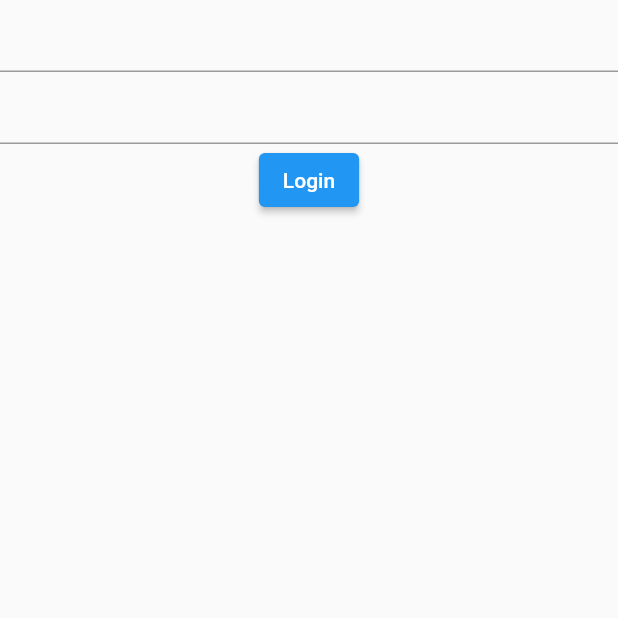
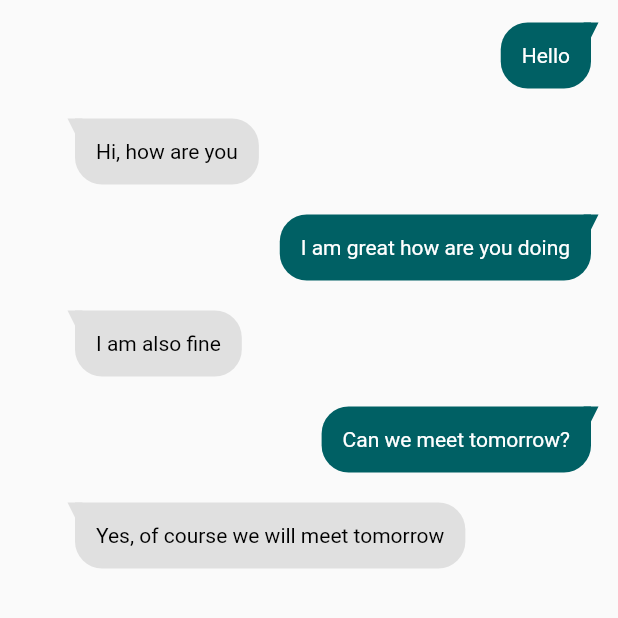
Before and after one commit to Buchimi/flutter_bee_honeypot, a Flutter app: the screen it shows after launch, on a phone screen of 412 x 824 dp, the top half of it. Run offline on Flutter 3.47's test engine with Material 2 defaults, Android fonts, the phone set to English and light mode, and no system bars.

Commit message:
Created chat pages, friend's lists

```diff
--- a/lib/main.dart
+++ b/lib/main.dart
@@ -1,5 +1,5 @@
 import 'package:flutter/material.dart';
-import 'pages/sign_in.dart';
+import 'package:flutter_bee_honeypot/pages/chat_page.dart';
 
 void main() {
   runApp(const MyApp());
@@ -25,11 +25,8 @@ class MyApp extends StatelessWidget {
         // is not restarted.
         primarySwatch: Colors.blue,
       ),
-      home: MaterialApp(
-        home: Scaffold(
-            body: SignIn(
-          emailAuthHandler: (email, password) {},
-        )),
+      home: const MaterialApp(
+        home: Scaffold(body: ChatPage()),
       ),
     );
   }
--- /dev/null
+++ b/lib/pages/chat_page.dart
@@ -0,0 +1,25 @@
+import 'package:flutter/material.dart';
+import 'package:flutter_bee_honeypot/widgets/chat_bubble_widgets/chat_bubble.dart';
+
+class ChatPage extends StatefulWidget {
+  const ChatPage({super.key});
+
+  @override
+  State<ChatPage> createState() => _ChatPageState();
+}
+
+class _ChatPageState extends State<ChatPage> {
+  @override
+  Widget build(BuildContext context) {
+    return ListView(
+      children: const [
+        SentMessageBubble(message: "Hello"),
+        RecievedMessageBubble(message: "Hi, how are you"),
+        SentMessageBubble(message: "I am great how are you doing"),
+        RecievedMessageBubble(message: "I am also fine"),
+        SentMessageBubble(message: "Can we meet tomorrow?"),
+        RecievedMessageBubble(message: "Yes, of course we will meet tomorrow"),
+      ],
+    );
+  }
+}
--- a/lib/pages/sign_in.dart
+++ b/lib/pages/sign_in.dart
@@ -1,7 +1,7 @@
 import 'package:flutter/material.dart';
 
 class SignIn extends StatefulWidget {
-  SignIn(
+  const SignIn(
       {super.key,
       this.googleSignInLogic,
       this.appleSignInLogic,
--- /dev/null
+++ b/lib/widgets/chat_bubble_widgets/chat_bubble.dart
@@ -0,0 +1,127 @@
+//Reference:https://medium.flutterdevs.com/custom-chat-bubble-in-flutter-6aa7d24fc683
+import 'package:flutter/material.dart';
+import 'dart:math';
+
+class ChatBubble extends StatelessWidget {
+  const ChatBubble({super.key});
+  @override
+  Widget build(BuildContext context) {
+    return Container();
+  }
+}
+
+class RecievedMessageBubble extends StatelessWidget {
+  const RecievedMessageBubble({super.key, required this.message});
+  final String message;
+  @override
+  Widget build(BuildContext context) {
+    return Padding(
+      padding: const EdgeInsets.only(right: 18.0, left: 50, top: 15, bottom: 5),
+      child: Row(
+        mainAxisAlignment: MainAxisAlignment.end,
+        children: <Widget>[
+          const SizedBox(height: 30),
+          Flexible(
+              child: Row(
+            mainAxisAlignment: MainAxisAlignment.start,
+            crossAxisAlignment: CrossAxisAlignment.start,
+            children: [
+              Transform(
+                alignment: Alignment.center,
+                transform: Matrix4.rotationY(pi),
+                child: CustomPaint(
+                  painter: CustomShape(bgColor: Colors.grey[300]!),
+                ),
+              ),
+              Flexible(
+                child: Container(
+                  padding: const EdgeInsets.all(14),
+                  decoration: BoxDecoration(
+                    color: Colors.grey[300],
+                    borderRadius: const BorderRadius.only(
+                      topRight: Radius.circular(18),
+                      bottomLeft: Radius.circular(18),
+                      bottomRight: Radius.circular(18),
+                    ),
+                  ),
+                  child: Text(
+                    message,
+                    style: const TextStyle(color: Colors.black, fontSize: 14),
+                  ),
+                ),
+              ),
+            ],
+          )),
+        ],
+      ),
+    );
+  }
+}
+
+class SentMessageBubble extends ChatBubble {
+  const SentMessageBubble({super.key, required this.message}) : super();
+  final String message;
+
+  @override
+  Widget build(BuildContext context) {
+    return Padding(
+      padding: const EdgeInsets.only(right: 18.0, left: 50, top: 15, bottom: 5),
+      child: Row(
+        mainAxisAlignment: MainAxisAlignment.end,
+        children: <Widget>[
+          const SizedBox(height: 30),
+          Flexible(
+            child: Row(
+              mainAxisAlignment: MainAxisAlignment.end,
+              crossAxisAlignment: CrossAxisAlignment.start,
+              children: [
+                Flexible(
+                  child: Container(
+                    padding: const EdgeInsets.all(14),
+                    decoration: BoxDecoration(
+                      color: Colors.cyan[900],
+                      borderRadius: const BorderRadius.only(
+                        topLeft: Radius.circular(18),
+                        bottomLeft: Radius.circular(18),
+                        bottomRight: Radius.circular(18),
+                      ),
+                    ),
+                    child: Text(
+                      message,
+                      style: const TextStyle(color: Colors.white, fontSize: 14),
+                    ),
+                  ),
+                ),
+                CustomPaint(painter: CustomShape(bgColor: Colors.cyan[900]!)),
+              ],
+            ),
+          ),
+        ],
+      ),
+    );
+  }
+}
+
+class CustomShape extends CustomPainter {
+  final Color bgColor;
+
+  CustomShape({required this.bgColor});
+
+  @override
+  void paint(Canvas canvas, Size size) {
+    var paint = Paint()..color = bgColor;
+
+    var path = Path();
+
+    path.lineTo(-5, 0);
+    path.lineTo(0, 10);
+
+    path.lineTo(5, 0);
+    canvas.drawPath(path, paint);
+  }
+
+  @override
+  bool shouldRepaint(CustomPainter oldDelegate) {
+    return false;
+  }
+}
```
Also changed, not shown: lib/pages/friend_list.dart (added, +31 -0 lines), lib/widgets/search_box.dart (added, +21 -0 lines), lib/widgets/user_tile.dart (+12 -1 lines), lib/pages/news_page.dart (added).
